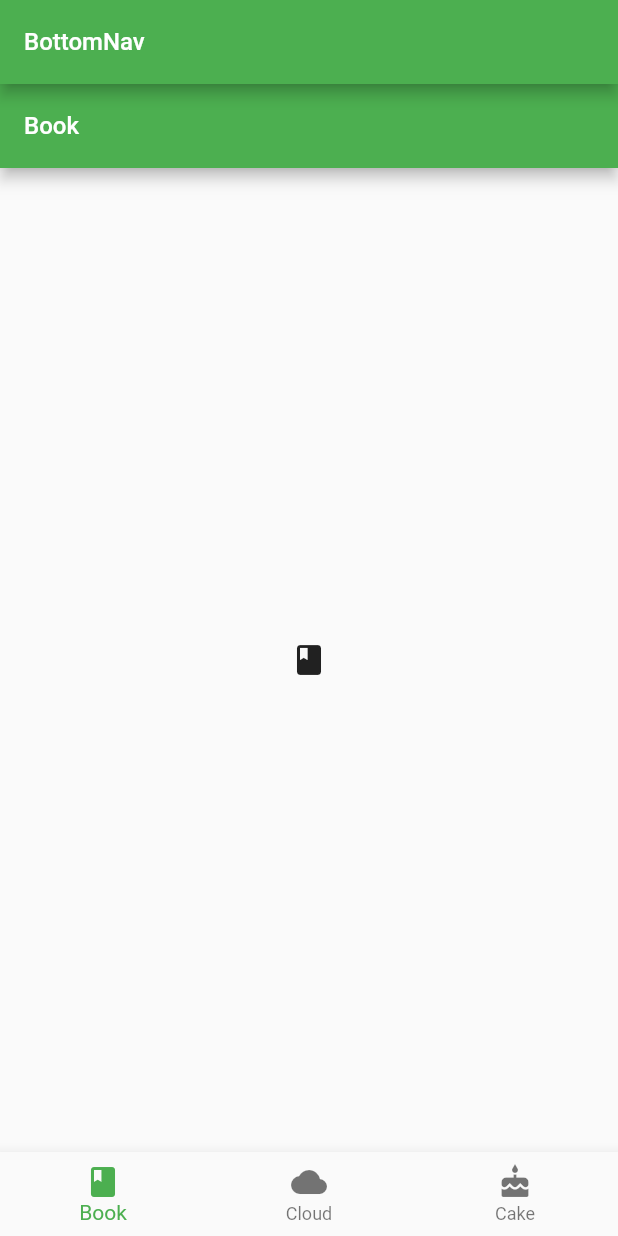
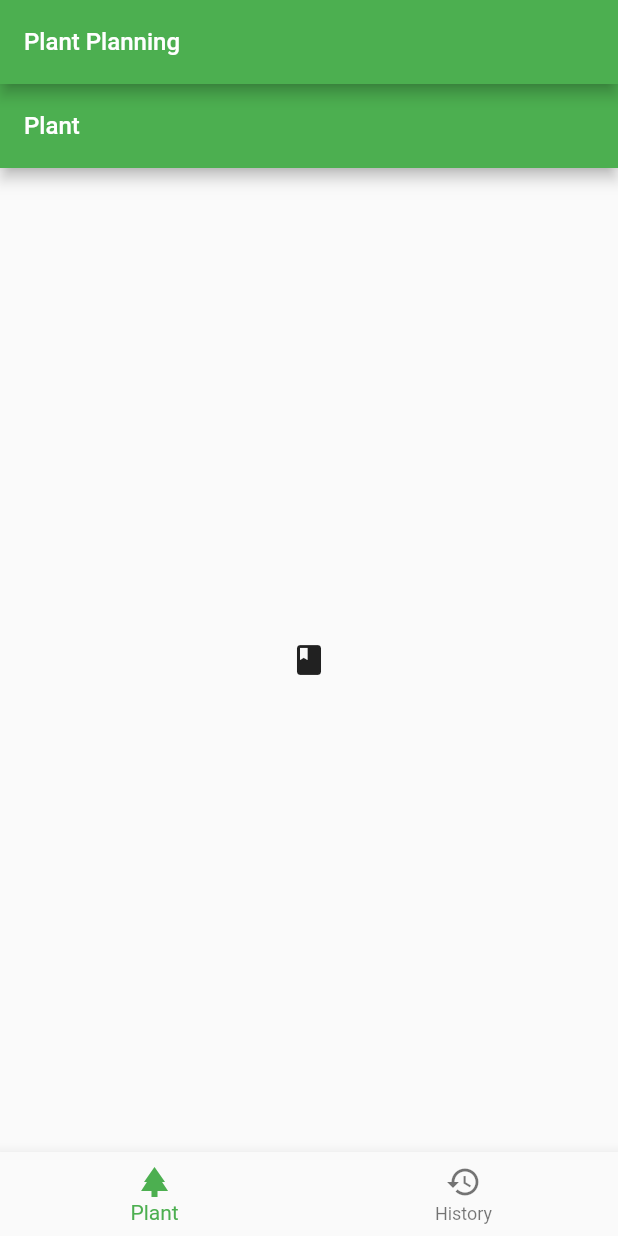
Before and after one commit to yoshida-m-3/plant_planning, a Flutter app: the screen it shows after launch, on a phone screen of 412 x 824 dp. Run offline on Flutter 3.47's test engine with Material 2 defaults, Android fonts, the phone set to English and light mode, and no system bars.

Commit message:
メニュー名称をセット

```diff
--- a/lib/main.dart
+++ b/lib/main.dart
@@ -1,7 +1,6 @@
 import 'package:flutter/material.dart';
-import './pages/BookScreen.dart';
-import './pages/CloudScreen.dart';
-import './pages/CakeScreen.dart';
+import './pages/PlantScreen.dart';
+import './pages/HistoryScreen.dart';
 
 void main() {
   runApp(MyApp());
@@ -38,16 +37,12 @@ class _MyHomePageState extends State<MyHomePage>
   List<BottomNavigationBarItem> myBottomNavBarItems() {
     return [
       BottomNavigationBarItem(
-        icon: Icon(Icons.book),
-        label: 'Book',
+        icon: Icon(Icons.park),
+        label: 'Plant',
       ),
       BottomNavigationBarItem(
-        icon: Icon(Icons.cloud),
-        label: 'Cloud',
-      ),
-      BottomNavigationBarItem(
-        icon: Icon(Icons.cake),
-        label: 'Cake',
+        icon: Icon(Icons.history),
+        label: 'History',
       ),
     ];
   }
@@ -73,7 +68,7 @@ class _MyHomePageState extends State<MyHomePage>
     return Scaffold(
       appBar: AppBar(
         title: Text(
-          'BottomNav',
+          'Plant Planning',
           style: TextStyle(fontSize: 16),
         ),
       ),
@@ -89,9 +84,8 @@ class _MyHomePageState extends State<MyHomePage>
           },
           // ページ下部のナビゲーションメニューに相当する各ページビュー
           children: [
-            BookScreen(),
-            CloudScreen(),
-            CakeScreen(),
+            PlantScreen(),
+            HistoryScreen(),
           ]),
       // ページ下部のナビゲーションメニュー
       bottomNavigationBar: BottomNavigationBar(
--- a/lib/pages/BookScreen.dart
+++ b/lib/pages/HistoryScreen.dart
@@ -1,16 +1,15 @@
-import 'package:flutter/cupertino.dart';
 import 'package:flutter/material.dart';
 
-class BookScreen extends StatelessWidget {
+class HistoryScreen extends StatelessWidget {
   @override
   Widget build(BuildContext context) {
     return Scaffold(
         appBar: AppBar(
           title: Text(
-            'Book',
+            'History',
             style: TextStyle(fontSize: 16),
           ),
         ),
-        body: Center(child: Icon(Icons.book)));
+        body: Center(child: Icon(Icons.cloud)));
   }
 }
--- a/lib/pages/CloudScreen.dart
+++ b/lib/pages/PlantScreen.dart
@@ -1,15 +1,16 @@
+import 'package:flutter/cupertino.dart';
 import 'package:flutter/material.dart';
 
-class CloudScreen extends StatelessWidget {
+class PlantScreen extends StatelessWidget {
   @override
   Widget build(BuildContext context) {
     return Scaffold(
         appBar: AppBar(
           title: Text(
-            'Cloud',
+            'Plant',
             style: TextStyle(fontSize: 16),
           ),
         ),
-        body: Center(child: Icon(Icons.cloud)));
+        body: Center(child: Icon(Icons.book)));
   }
 }
```
Also changed, not shown: lib/pages/CakeScreen.dart (deleted, +0 -17 lines).
